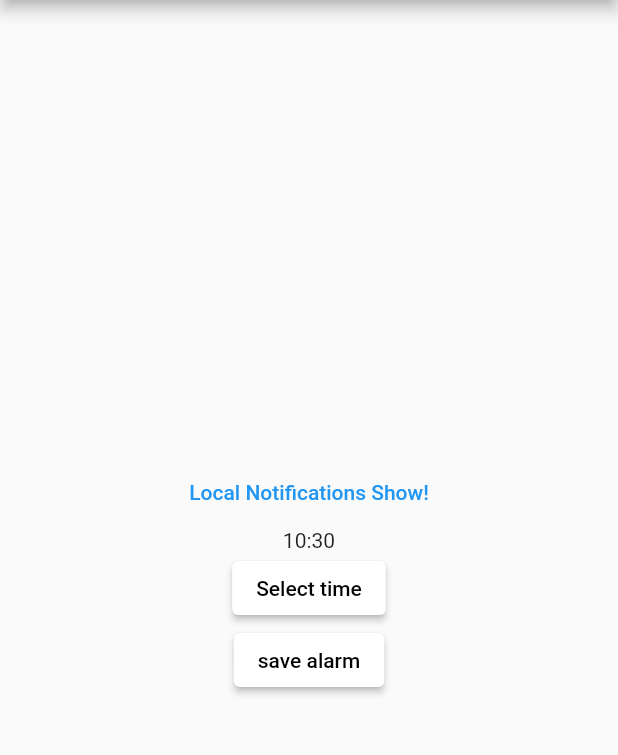
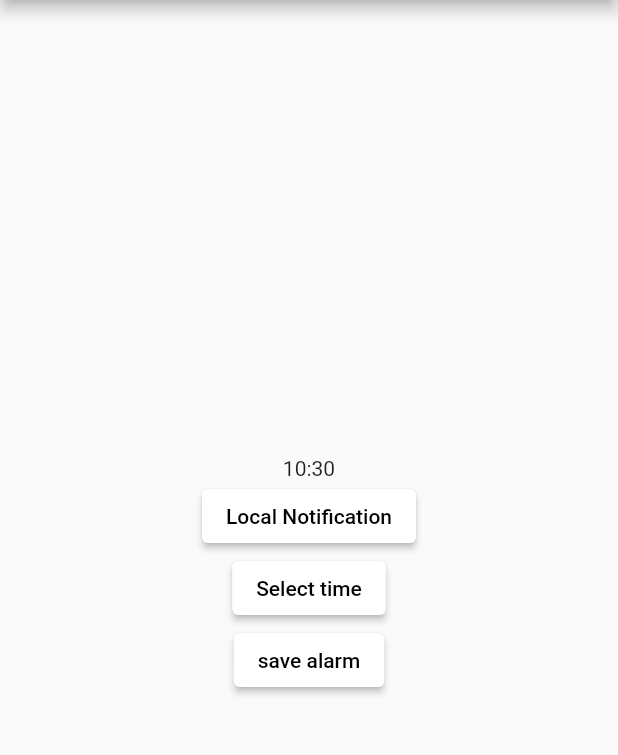
Before and after one commit to Team-Kelly/kelly-app, a Flutter app: the screen it shows after launch, on a phone screen of 412 x 824 dp, the part 84-839 px from its top. Run offline on Flutter 3.47's test engine with Material 2 defaults, Android fonts, the light colour scheme and no system bars; our stand-ins replace firebase_core, firebase_messaging, flutter_local_notifications, fluttertoast, permission_handler, timezone; accounts and stored records are empty.

Commit message:
local notification 추가

```diff
--- a/lib/main.dart
+++ b/lib/main.dart
@@ -16,6 +16,10 @@ class Kelly extends StatefulWidget {
 class _KellyState extends State<Kelly> {
   appNoti.Noti noti = appNoti.AppNoti();
   String appToken = ' ';
+  int hourSet = int.parse(
+      TimeOfDay.now().toString()[10] + TimeOfDay.now().toString()[11]);
+  int minuteSet = int.parse(
+      TimeOfDay.now().toString()[13] + TimeOfDay.now().toString()[14]);
   String timeSet = TimeOfDay.now().toString()[10] +
       TimeOfDay.now().toString()[11] +
       TimeOfDay.now().toString()[12] +
@@ -33,6 +37,8 @@ class _KellyState extends State<Kelly> {
     selectedTime.then((timeOfDay) {
       setState(() {
         timeSet = '${timeOfDay.hour}:${timeOfDay.minute}';
+        hourSet = timeOfDay.hour;
+        minuteSet = timeOfDay.minute;
       });
     });
   }
@@ -59,11 +65,17 @@ class _KellyState extends State<Kelly> {
         body: Center(
             child:
                 Column(mainAxisAlignment: MainAxisAlignment.center, children: [
-          TextButton(
-            child: Text("Local Notifications Show!"),
-            onPressed: () async => await noti.show(),
-          ),
           Text("$timeSet"),
+          ElevatedButton(
+              onPressed: () async {
+                await noti.alert(hourSet, minuteSet);
+                toastMessage();
+              },
+              child: Text("Local Notification",
+                  style: TextStyle(color: Colors.black)),
+              style: ButtonStyle(
+                  backgroundColor:
+                      MaterialStateProperty.all<Color>(Colors.white))),
           ElevatedButton(
               onPressed: () {
                 setTime();
@@ -81,8 +93,7 @@ class _KellyState extends State<Kelly> {
               child: Text("save alarm", style: TextStyle(color: Colors.black)),
               style: ButtonStyle(
                   backgroundColor:
-                    MaterialStateProperty.all<Color>(Colors.white)),
-          ),
+                      MaterialStateProperty.all<Color>(Colors.white))),
         ])),
       );
 }
--- a/pubspec.yaml
+++ b/pubspec.yaml
@@ -27,13 +27,13 @@ dependencies:
   http: ^0.13.2
   flutter_tts: ^3.0.0
   flutter_local_notifications: ^5.0.0
+  timezone: ^0.7.0
   flutter:
     sdk: flutter
 
   firebase_core: "^1.1.0"
   permission_handler: ^7.1.0
   fluttertoast: ^8.0.6
-
 
   # The following adds the Cupertino Icons font to your application.
   # Use with the CupertinoIcons class for iOS style icons.
```
Also changed, not shown: lib/local.dart (+8 -10 lines), lib/noti.dart (+29 -5 lines), pubspec.lock, 1 other file. Lines whose indentation alone changed are shown as unchanged.
